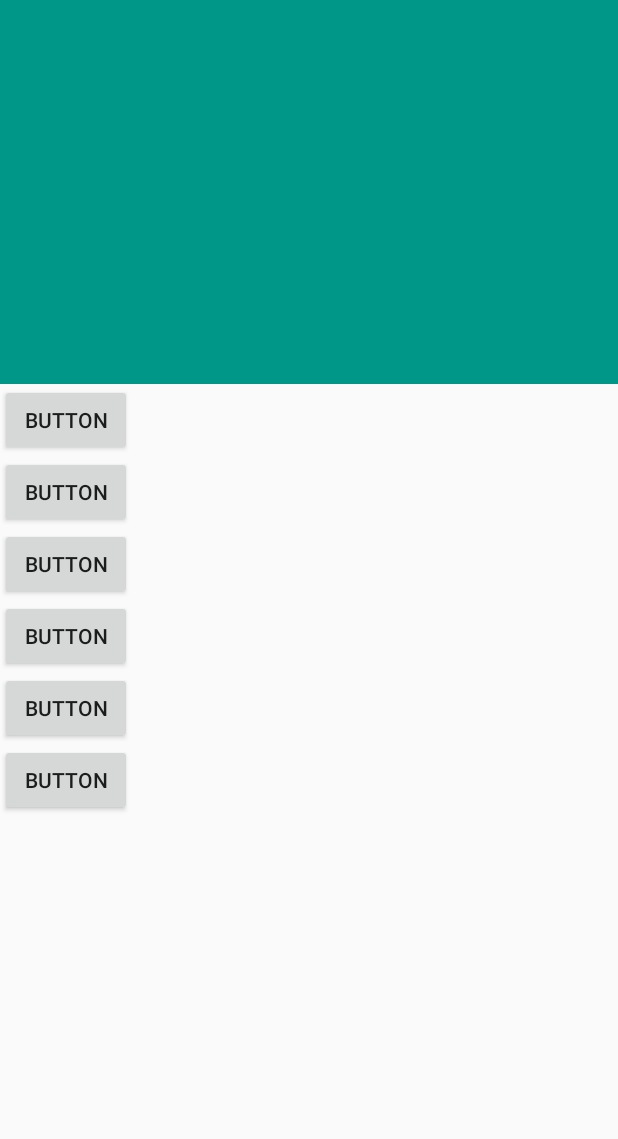
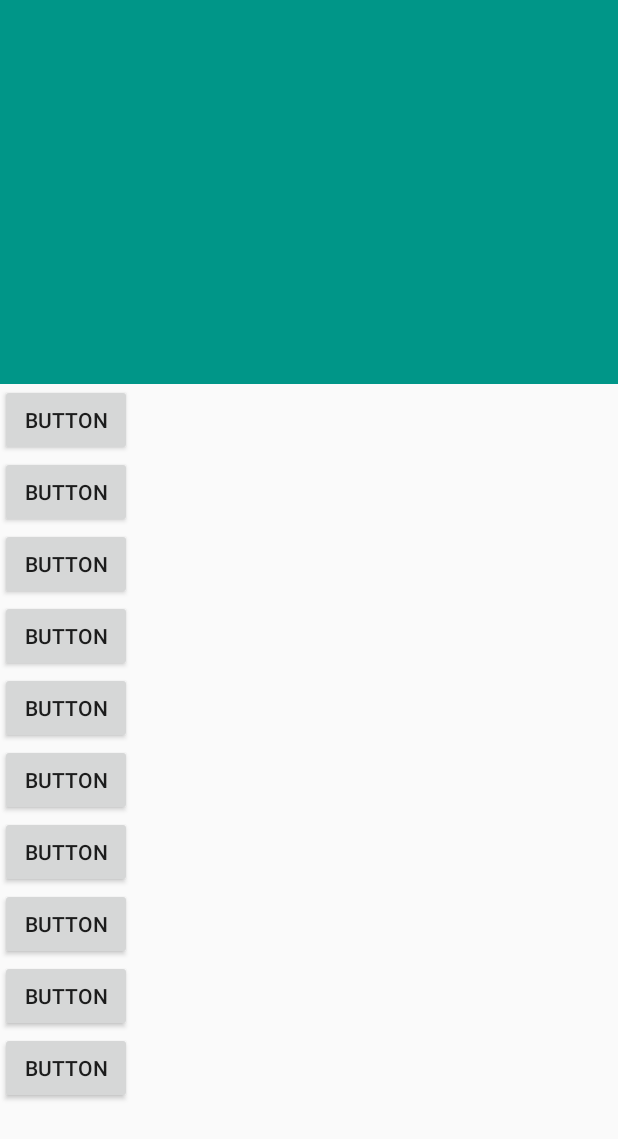
Before and after one commit to xuejinwei/MyDemo, an Android app: the layout activity_collapsing_contact.xml on its own in the app's theme, with its tools: preview values and no code run, on a phone screen of 412 x 824 dp. Shown: the top 1139 px of the screen. Run offline under Robolectric (Android 15) with nearby library versions, the phone set to English and light mode, and no system bars.

Commit message:
增加button

```diff
--- a/app/src/main/res/layout/activity_collapsing_contact.xml
+++ b/app/src/main/res/layout/activity_collapsing_contact.xml
@@ -84,6 +84,24 @@
                 android:layout_height="wrap_content"
                 android:text="button"/>
 
+            <Button
+                android:layout_width="wrap_content"
+                android:layout_height="wrap_content"
+                android:text="button"/>
+
+            <Button
+                android:layout_width="wrap_content"
+                android:layout_height="wrap_content"
+                android:text="button"/>
+            <Button
+                android:layout_width="wrap_content"
+                android:layout_height="wrap_content"
+                android:text="button"/>
+
+            <Button
+                android:layout_width="wrap_content"
+                android:layout_height="wrap_content"
+                android:text="button"/>
             <com.example.designsupportlibraryuseing.systemCodeEdit.ScrollableListView
                 android:id="@+id/listview"
                 android:layout_width="match_parent"
```
